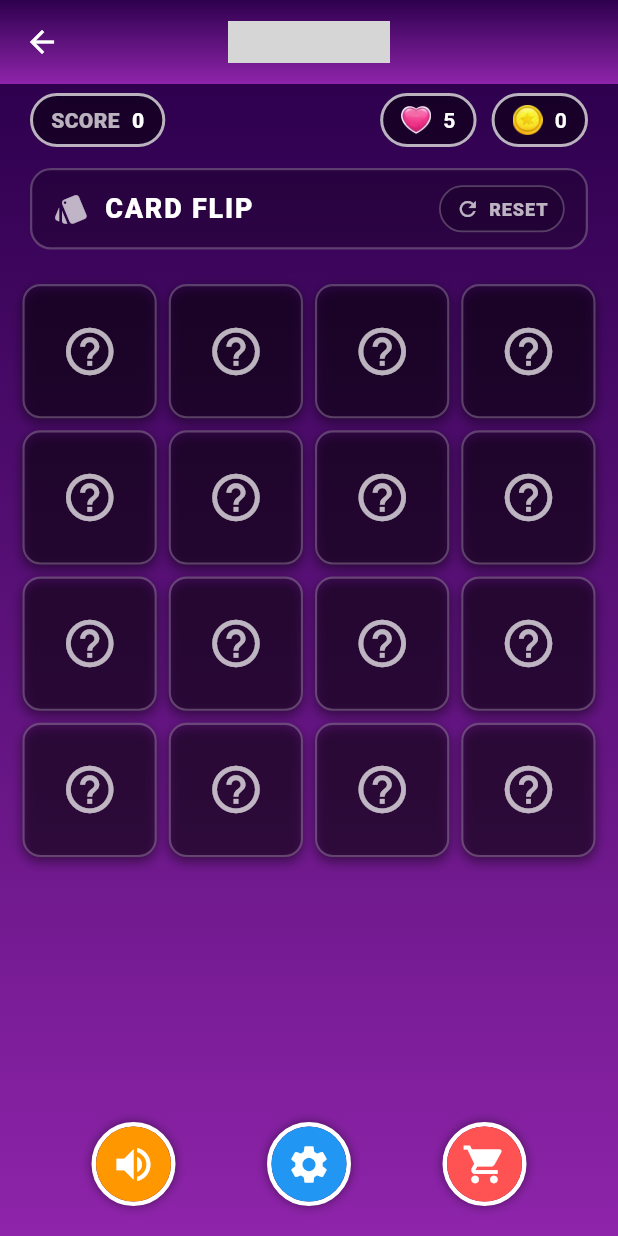
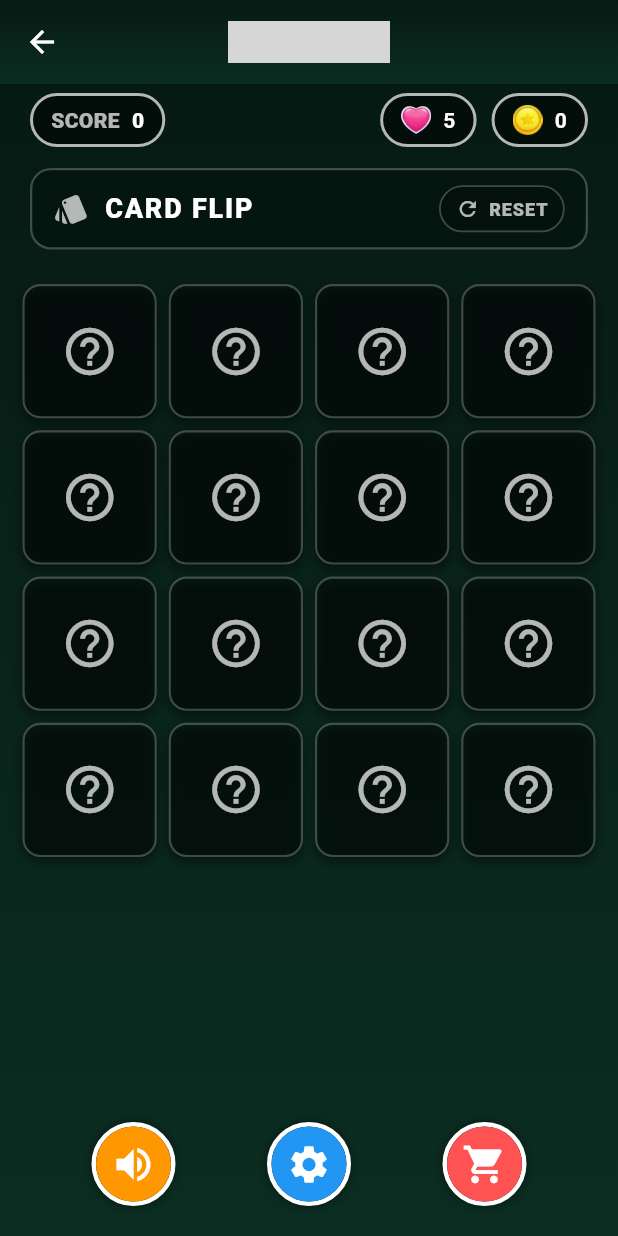
Before and after one commit to JinIleSon/BNK-The-Second-Main-Project, a Flutter app: the CardGameScreen screen opened directly, on a phone screen of 412 x 824 dp. Run offline on Flutter 3.47's test engine with Material 3 defaults, Android fonts, the phone set to English and light mode, and no system bars; our stand-ins replace audioplayers, camera, firebase_core, flutter_map, geolocator, go_router and 6 more; missing offline and left inert: flame, games_services, google_mlkit_commons, google_mlkit_face_detection; accounts and stored records are empty; network calls fail; grey boxes are pictures that could not be loaded.

Commit message:
feat(card-game): update card game screen

```diff
--- a/bnkproject/lib/game/card_game_screen.dart
+++ b/bnkproject/lib/game/card_game_screen.dart
@@ -40,8 +40,12 @@
   static const _bgGradient = LinearGradient(
     begin: Alignment.topCenter,
     end: Alignment.bottomCenter,
-    colors: [Color(0xFF2E004E), Color(0xFF8E24AA)],
+    colors: [
+      Color(0xFF061A14), // very dark green (top)
+      Color(0xFF0B2D22), // deep green (bottom)
+    ],
   );
+
 
   @override
   void initState() {
```
